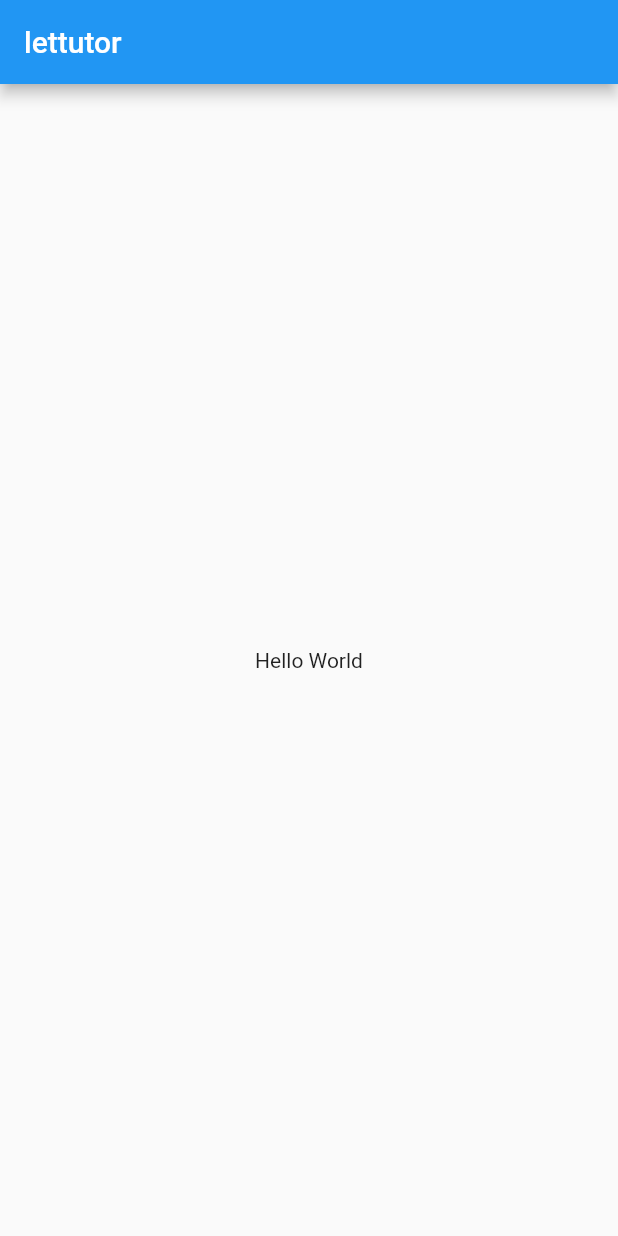
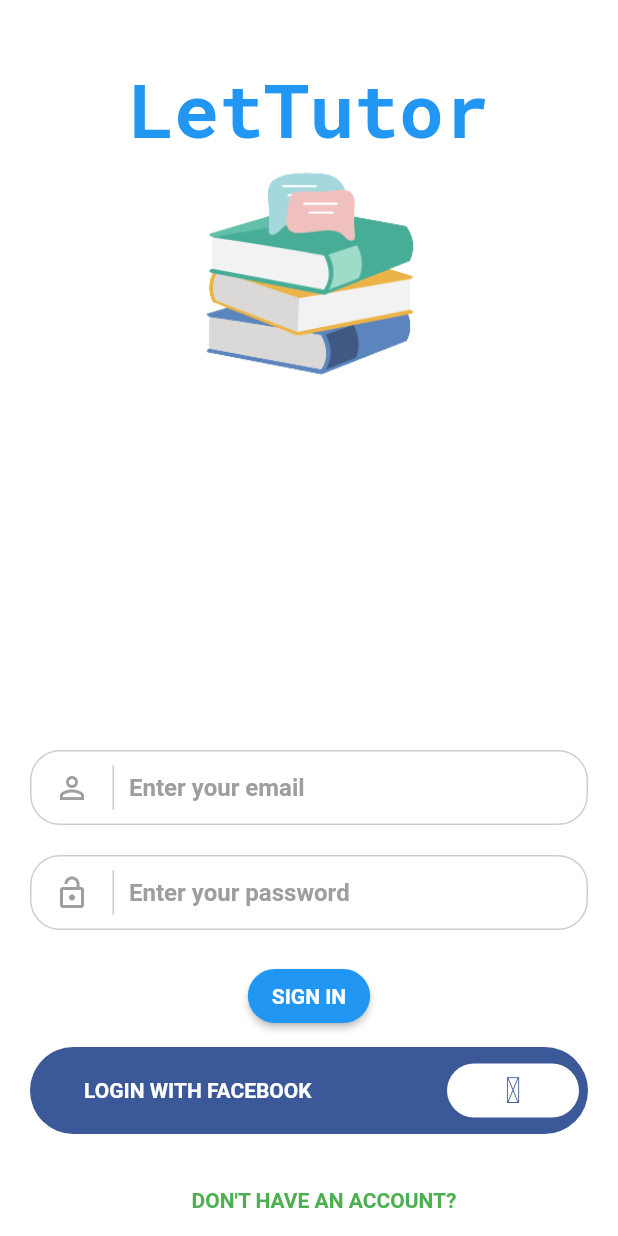
Before and after one commit to zeref278/lettutor, a Flutter app: the screen it shows after launch, on a phone screen of 412 x 824 dp. Run offline on Flutter 3.47's test engine with Material 2 defaults, Android fonts, the phone set to English and light mode, and no system bars.

Commit message:
Login UI

```diff
--- a/lettutor/lib/main.dart
+++ b/lettutor/lib/main.dart
@@ -1,20 +1,47 @@
 import 'package:flutter/material.dart';
 
+import 'screens/login_screen/login.dart';
 
-void main() => runApp(MyApp());
+void main() => runApp(new MyApp());
 
 class MyApp extends StatelessWidget {
-
   @override
   Widget build(BuildContext context) {
-    return MaterialApp(
-      title: 'Welcome to Flutter',
-      home: Scaffold(
-        appBar: AppBar(
-          title: Text('lettutor'),
-        ),
-        body: Center(
-          child: Text('Hello World'),
+    return new MaterialApp(
+      title: 'Flutter Login Screen 1',
+      theme: new ThemeData(
+        primarySwatch: Colors.blue,
+      ),
+      home: MyHomePage(),
+      debugShowCheckedModeBanner: false,
+    );
+  }
+}
+
+class MyHomePage extends StatefulWidget {
+  @override
+  _MyHomePageState createState() => new _MyHomePageState();
+}
+
+class _MyHomePageState extends State<MyHomePage> {
+  @override
+  Widget build(BuildContext context) {
+    return Scaffold(
+      backgroundColor: Colors.white,
+      body: LoginScreen1(),
+    );
+  }
+
+  Container buildPage(Color color, String text) {
+    return Container(
+      color: color,
+      child: Center(
+        child: Text(
+          text,
+          style: TextStyle(
+            fontSize: 50.0,
+            color: Colors.white,
+          ),
         ),
       ),
     );
--- /dev/null
+++ b/lettutor/lib/screens/login_screen/login.dart
@@ -0,0 +1,181 @@
+import 'package:flutter/cupertino.dart';
+import 'package:flutter/material.dart';
+import './widgets/email_field.dart';
+import './widgets/password_field.dart';
+
+class LoginScreen1 extends StatelessWidget {
+  final Color? primaryColor;
+  final Color? backgroundColor;
+
+  LoginScreen1({
+    Key? key,
+    this.primaryColor = Colors.green,
+    this.backgroundColor = Colors.white,
+  });
+
+  @override
+  Widget build(BuildContext context) {
+    return Scaffold(
+      body: SingleChildScrollView(
+        child: Container(
+          height: MediaQuery.of(context).size.height,
+          decoration: BoxDecoration(
+            color: this.backgroundColor,
+          ),
+          child: Column(
+            crossAxisAlignment: CrossAxisAlignment.start,
+            mainAxisSize: MainAxisSize.max,
+            children: <Widget>[
+              Expanded(
+                child: ClipPath(
+                  clipper: MyClipper(),
+                  child: Container(
+                    alignment: Alignment.center,
+                    padding: const EdgeInsets.only(top: 40.0, bottom: 0.0),
+                    child: Column(
+                      children: <Widget>[
+                        const Text(
+                          "LetTutor",
+                          style: TextStyle(
+                              fontFamily: 'RobotoMono',
+                              fontSize: 50.0,
+                              fontWeight: FontWeight.bold,
+                              color: Colors.blue),
+                        ),
+                        Container(
+                          width: 150,
+                          height: 150,
+                          decoration: const BoxDecoration(
+                              image: DecorationImage(
+                                  image: AssetImage('assets/logo_3.png'),
+                                  fit: BoxFit.fill)),
+                        ),
+                      ],
+                    ),
+                  ),
+                ),
+              ),
+              const EmailField(),
+              const PasswordField(),
+              Container(
+                alignment: Alignment.center,
+                padding: const EdgeInsets.only(top: 10.0),
+                child: ElevatedButton(
+                    style: ButtonStyle(
+                      shape: MaterialStateProperty.all<RoundedRectangleBorder>(RoundedRectangleBorder(
+                        borderRadius: BorderRadius.circular(30.0),
+                      )),
+                      backgroundColor: MaterialStateProperty.all<Color>(Colors.blue),
+                    ),
+                    child: const Text(
+                        'SIGN IN',
+                        style: TextStyle(
+                          color: Colors.white,
+                        )
+                    ),
+                    onPressed: () => {},
+                  ),
+              ),
+              Container(
+                margin: const EdgeInsets.only(top: 10.0),
+                padding: const EdgeInsets.only(left: 20.0, right: 20.0),
+                child: new Row(
+                  children: <Widget>[
+                    new Expanded(
+                      child: FlatButton(
+                        shape: new RoundedRectangleBorder(
+                            borderRadius: new BorderRadius.circular(30.0)),
+                        splashColor: Color(0xFF3B5998),
+                        color: Color(0xff3B5998),
+                        child: new Row(
+                          children: <Widget>[
+                            new Padding(
+                              padding: const EdgeInsets.only(left: 20.0),
+                              child: Text(
+                                "LOGIN WITH FACEBOOK",
+                                style: TextStyle(color: Colors.white),
+                              ),
+                            ),
+                            new Expanded(
+                              child: Container(),
+                            ),
+                            new Transform.translate(
+                              offset: Offset(15.0, 0.0),
+                              child: new Container(
+                                padding: const EdgeInsets.all(5.0),
+                                child: FlatButton(
+                                  shape: new RoundedRectangleBorder(
+                                      borderRadius:
+                                          new BorderRadius.circular(28.0)),
+                                  splashColor: Colors.white,
+                                  color: Colors.white,
+                                  child: Icon(
+                                    const IconData(0xea90,
+                                        fontFamily: 'icomoon'),
+                                    color: Color(0xff3b5998),
+                                  ),
+                                  onPressed: () => {},
+                                ),
+                              ),
+                            )
+                          ],
+                        ),
+                        onPressed: () => {},
+                      ),
+                    ),
+                  ],
+                ),
+              ),
+              Container(
+                margin: const EdgeInsets.only(top: 20.0),
+                padding: const EdgeInsets.only(left: 20.0, right: 20.0),
+                child: new Row(
+                  children: <Widget>[
+                    new Expanded(
+                      child: FlatButton(
+                        shape: new RoundedRectangleBorder(
+                            borderRadius: new BorderRadius.circular(30.0)),
+                        color: Colors.transparent,
+                        child: Container(
+                          padding: const EdgeInsets.only(left: 20.0),
+                          alignment: Alignment.center,
+                          child: Text(
+                            "DON'T HAVE AN ACCOUNT?",
+                            style: TextStyle(color: this.primaryColor),
+                          ),
+                        ),
+                        onPressed: () => {},
+                      ),
+                    ),
+                  ],
+                ),
+              ),
+            ],
+          ),
+        ),
+      ),
+    );
+  }
+}
+
+class MyClipper extends CustomClipper<Path> {
+  @override
+  Path getClip(Size size) {
+    Path p = new Path();
+    p.lineTo(size.width, 0.0);
+    p.lineTo(size.width, size.height * 0.85);
+    p.arcToPoint(
+      Offset(0.0, size.height * 0.85),
+      radius: const Radius.elliptical(50.0, 10.0),
+      rotation: 0.0,
+    );
+    p.lineTo(0.0, 0.0);
+    p.close();
+    return p;
+  }
+
+  @override
+  bool shouldReclip(CustomClipper oldClipper) {
+    return true;
+  }
+}
--- /dev/null
+++ b/lettutor/lib/screens/login_screen/widgets/email_field.dart
@@ -0,0 +1,46 @@
+import 'package:flutter/material.dart';
+
+class EmailField extends StatelessWidget {
+  const EmailField({Key? key}) : super(key: key);
+
+  @override
+  Widget build(BuildContext context) {
+    return Container(
+          decoration: BoxDecoration(
+            border: Border.all(
+              color: Colors.grey.withOpacity(0.5),
+              width: 1.0,
+            ),
+            borderRadius: BorderRadius.circular(20.0),
+          ),
+          margin: const EdgeInsets.symmetric(vertical: 10.0, horizontal: 20.0),
+          child: Row(
+            children: <Widget>[
+              const Padding(
+                padding: EdgeInsets.symmetric(vertical: 10.0, horizontal: 15.0),
+                child: Icon(
+                  Icons.person_outline,
+                  color: Colors.grey,
+                ),
+              ),
+              Container(
+                height: 30.0,
+                width: 1.0,
+                color: Colors.grey.withOpacity(0.5),
+                margin: const EdgeInsets.only(left: 00.0, right: 10.0),
+              ),
+              const Expanded(
+                child: TextField(
+                  decoration: InputDecoration(
+                    border: InputBorder.none,
+                    hintText: 'Enter your email',
+                    hintStyle: TextStyle(color: Colors.grey),
+                  ),
+                ),
+              )
+            ],
+          ),
+        );
+  }
+
+}
--- /dev/null
+++ b/lettutor/lib/screens/login_screen/widgets/password_field.dart
@@ -0,0 +1,47 @@
+import 'package:flutter/material.dart';
+
+class PasswordField extends StatelessWidget {
+  const PasswordField({Key? key}) : super(key: key);
+
+  @override
+  Widget build(BuildContext context) {
+    return Container(
+          decoration: BoxDecoration(
+            border: Border.all(
+              color: Colors.grey.withOpacity(0.5),
+              width: 1.0,
+            ),
+            borderRadius: BorderRadius.circular(20.0),
+          ),
+          margin: const EdgeInsets.symmetric(vertical: 10.0, horizontal: 20.0),
+          child: Row(
+            children: <Widget>[
+              const Padding(
+                padding: EdgeInsets.symmetric(vertical: 10.0, horizontal: 15.0),
+                child: Icon(
+                  Icons.lock_open,
+                  color: Colors.grey,
+                ),
+              ),
+              Container(
+                height: 30.0,
+                width: 1.0,
+                color: Colors.grey.withOpacity(0.5),
+                margin: const EdgeInsets.only(left: 00.0, right: 10.0),
+              ),
+              const Expanded(
+                child: TextField(
+                  obscureText: true,
+                  decoration: InputDecoration(
+                    border: InputBorder.none,
+                    hintText: 'Enter your password',
+                    hintStyle: TextStyle(color: Colors.grey),
+                  ),
+                ),
+              )
+            ],
+          ),
+        );
+  }
+
+}
--- /dev/null
+++ b/lettutor/lib/themes/app_themes.dart
@@ -0,0 +1,19 @@
+import 'package:flutter/material.dart';
+
+
+enum AppTheme {
+  LightTheme,
+  DarkTheme
+}
+
+final AppThemeData = {
+  AppTheme.LightTheme: ThemeData(
+    brightness: Brightness.light,
+    primaryColor: Colors.blue
+  ),
+
+  AppTheme.DarkTheme: ThemeData(
+    brightness: Brightness.dark,
+    primaryColor: Colors.blue[700]
+  )
+};
```
Also changed, not shown: lettutor/pubspec.yaml (+9 -10 lines), lettutor/assets/logo.png (added), lettutor/assets/logo_2.png (added), lettutor/assets/logo_3.png (added), lettutor/fonts/Roboto-Bold.ttf (added), lettutor/fonts/RobotoMono-Bold.ttf (added), lettutor/lib/screens/login.dart (deleted).
